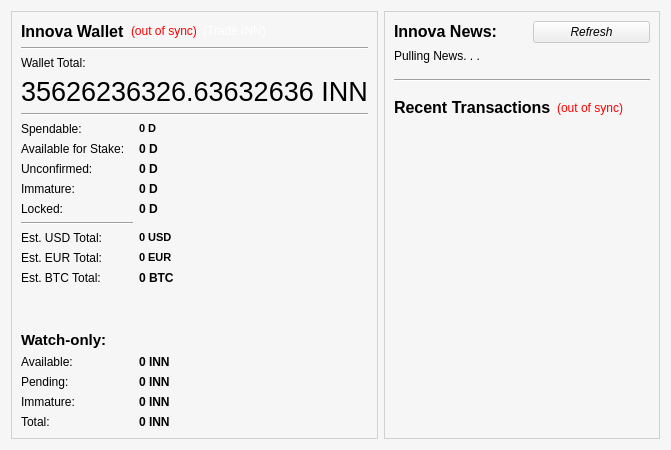
First picture: the form in src/qt/forms/overviewpage.ui, repository innova-foundation/innova, before the edit.
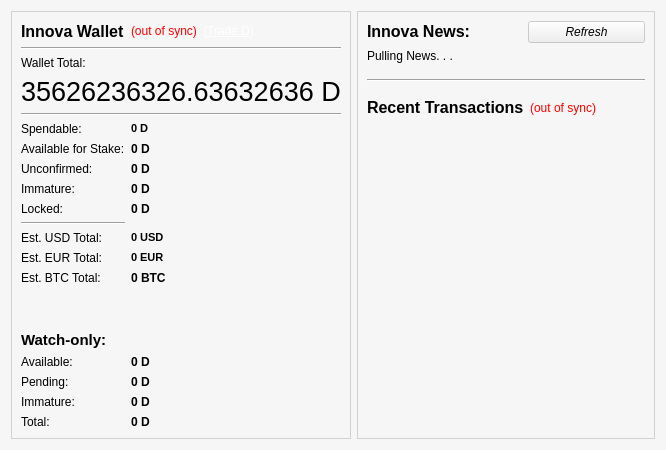
Second picture: the form after the edit. Icons and pictures are not drawn.

What changed in the file:
```diff
--- a/src/qt/forms/overviewpage.ui
+++ b/src/qt/forms/overviewpage.ui
@@ -252,7 +252,7 @@
              <string>Current total balance in watch-only addresses</string>
             </property>
             <property name="text">
-             <string notr="true">0 INN</string>
+             <string notr="true">0 D</string>
             </property>
             <property name="alignment">
              <set>Qt::AlignLeading|Qt::AlignLeft|Qt::AlignVCenter</set>
@@ -277,7 +277,7 @@
              <string>Your current balance in watch-only addresses</string>
             </property>
             <property name="text">
-             <string notr="true">0 INN</string>
+             <string notr="true">0 D</string>
             </property>
             <property name="alignment">
              <set>Qt::AlignLeading|Qt::AlignLeft|Qt::AlignVCenter</set>
@@ -316,7 +316,7 @@
              <string>Mined balance in watch-only addresses that has not yet matured</string>
             </property>
             <property name="text">
-             <string notr="true">0 INN</string>
+             <string notr="true">0 D</string>
             </property>
             <property name="alignment">
              <set>Qt::AlignLeading|Qt::AlignLeft|Qt::AlignVCenter</set>
@@ -394,7 +394,7 @@
              <string>Unconfirmed transactions to watch-only addresses</string>
             </property>
             <property name="text">
-             <string notr="true">0 INN</string>
+             <string notr="true">0 D</string>
             </property>
             <property name="alignment">
              <set>Qt::AlignLeading|Qt::AlignLeft|Qt::AlignVCenter</set>
@@ -542,7 +542,7 @@
            <string>Your current total balance</string>
           </property>
           <property name="text">
-           <string notr="true">35626236326.63632636 INN</string>
+           <string notr="true">35626236326.63632636 D</string>
           </property>
           <property name="textInteractionFlags">
            <set>Qt::LinksAccessibleByMouse|Qt::TextSelectableByKeyboard|Qt::TextSelectableByMouse</set>
@@ -590,7 +590,7 @@
              <cursorShape>PointingHandCursor</cursorShape>
             </property>
             <property name="text">
-             <string>&lt;div style=&quot;color: #fff;&quot;&gt;(&lt;a href=&quot;https://crex24.com/exchange/INN-BTC; style=&quot;color: #fff;&quot;&gt;Trade INN&lt;/a&gt;)&lt;/div&gt;</string>
+             <string>&lt;div style=&quot;color: #fff;&quot;&gt;(&lt;a href=&quot;https://www.coinexchange.io/market/D/BTC&quot; style=&quot;color: #fff;&quot;&gt;Trade D&lt;/a&gt;)&lt;/div&gt;</string>
             </property>
             <property name="openExternalLinks">
              <bool>true</bool>
```
